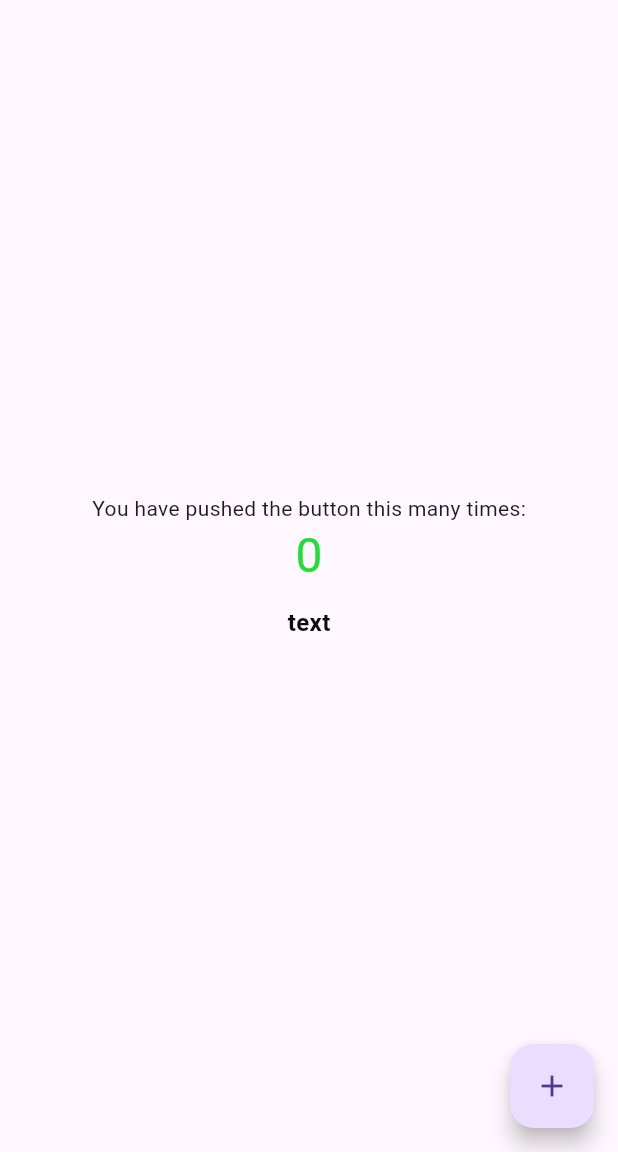
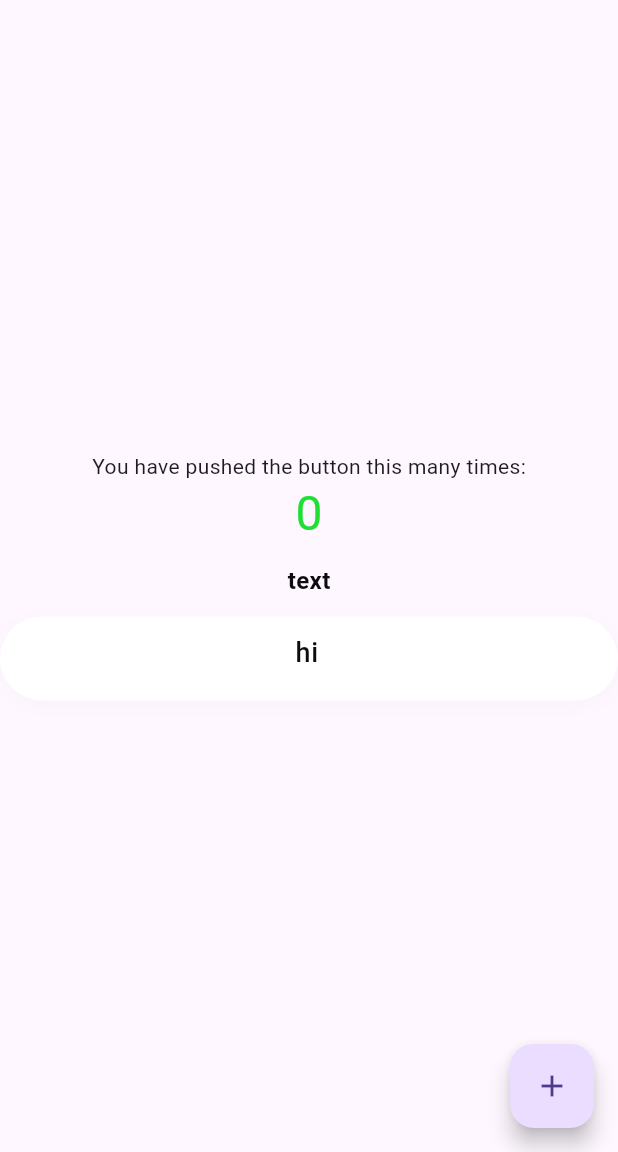
Before and after one commit to 0hayoo/moyamoya-app, a Flutter app: the screen it shows after launch, on a phone screen of 412 x 824 dp, the part 84-1236 px from its top. Run offline on Flutter 3.47's test engine with Material 3 defaults, Android fonts, the phone set to English and light mode, and no system bars; our stand-ins replace smooth_corner.

Commit message:
feat: Create Centered Text Field

```diff
--- /dev/null
+++ b/lib/designsystem/component/centered_text_field.dart
@@ -0,0 +1,63 @@
+import 'package:flutter/material.dart';
+import 'package:moyamoya/designsystem/foundation/app_theme.dart';
+import 'package:smooth_corner/smooth_corner.dart';
+
+class CenteredTextField extends StatefulWidget {
+  const CenteredTextField({
+    super.key,
+    required this.controller,
+    this.hintText,
+    this.obscureText = false,
+    this.keyboardType,
+  });
+
+  final String? hintText;
+  final TextEditingController? controller;
+  final bool obscureText;
+  final TextInputType? keyboardType;
+
+  @override
+  State<CenteredTextField> createState() => _CenteredTextFieldState();
+}
+
+class _CenteredTextFieldState extends State<CenteredTextField> {
+  late TextEditingController _controller;
+
+  @override
+  void initState() {
+    super.initState();
+    _controller = widget.controller ?? TextEditingController();
+  }
+
+  @override
+  Widget build(BuildContext context) {
+    return Container(
+      height: 56,
+      decoration: ShapeDecoration(
+        color: context.colors.backgroundNormal,
+        shape: SmoothRectangleBorder(
+          borderRadius: BorderRadius.circular(99),
+          smoothness: 0.6,
+        ),
+        shadows: [context.shadow.black1],
+      ),
+      child: TextFormField(
+        controller: _controller,
+        decoration: InputDecoration(
+          border: InputBorder.none,
+          contentPadding: EdgeInsets.symmetric(
+            vertical: 12.5,
+            horizontal: 24,
+          ),
+          hintText: widget.hintText,
+          hintStyle: context.typography.headlineMedium.copyWith(
+              color: context.colors.labelNormal.withValues(alpha: 0.3)),
+        ),
+        style: context.typography.headlineMedium,
+        textAlign: TextAlign.center,
+        obscureText: widget.obscureText,
+        keyboardType: widget.keyboardType,
+      ),
+    );
+  }
+}
--- a/lib/main.dart
+++ b/lib/main.dart
@@ -1,5 +1,5 @@
 import 'package:flutter/material.dart';
-import 'package:moyamoya/designsystem/component/segmented_button.dart';
+import 'package:moyamoya/designsystem/component/centered_text_field.dart';
 import 'package:moyamoya/designsystem/component/text_button.dart';
 import 'package:moyamoya/designsystem/foundation/app_theme.dart';
 import 'package:provider/provider.dart';
@@ -80,7 +80,15 @@ class _MyHomePageState extends State<MyHomePage> {
                 color: context.colors.statusPositive,
               ),
             ),
-            MoyaMoyaTextButton(text: "text", buttonSize: TextButtonSize.large, onPressed: () {},)
+            MoyaMoyaTextButton(
+              text: "text",
+              buttonSize: TextButtonSize.large,
+              onPressed: () {},
+            ),
+            CenteredTextField(
+              controller: TextEditingController(text: "hi"),
+              hintText: "hi",
+            ),
             // child: MoyaMoyaButton(
             //   text: "Hello",
             //   buttonSize: ButtonSize.small,
```
Lines whose indentation alone changed are shown as unchanged.
